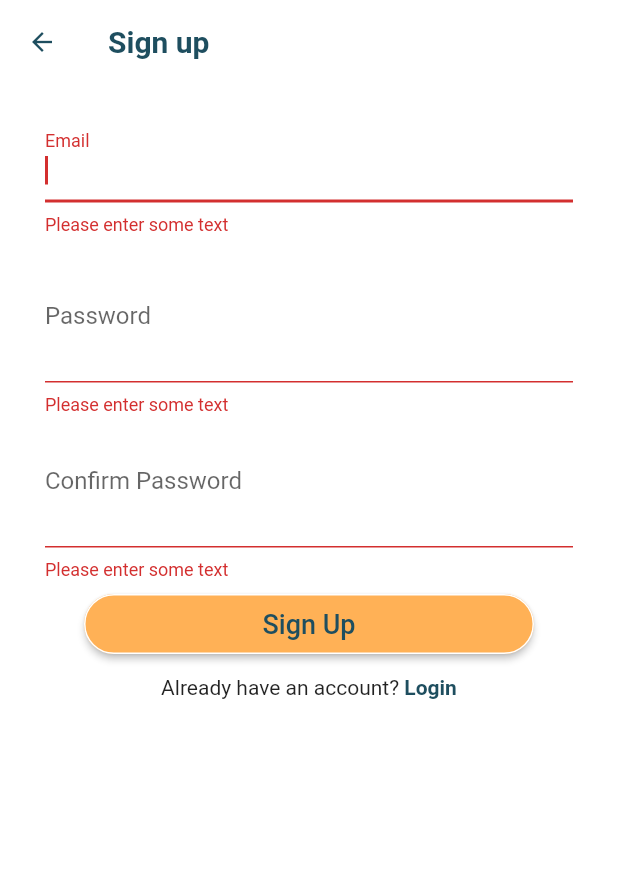
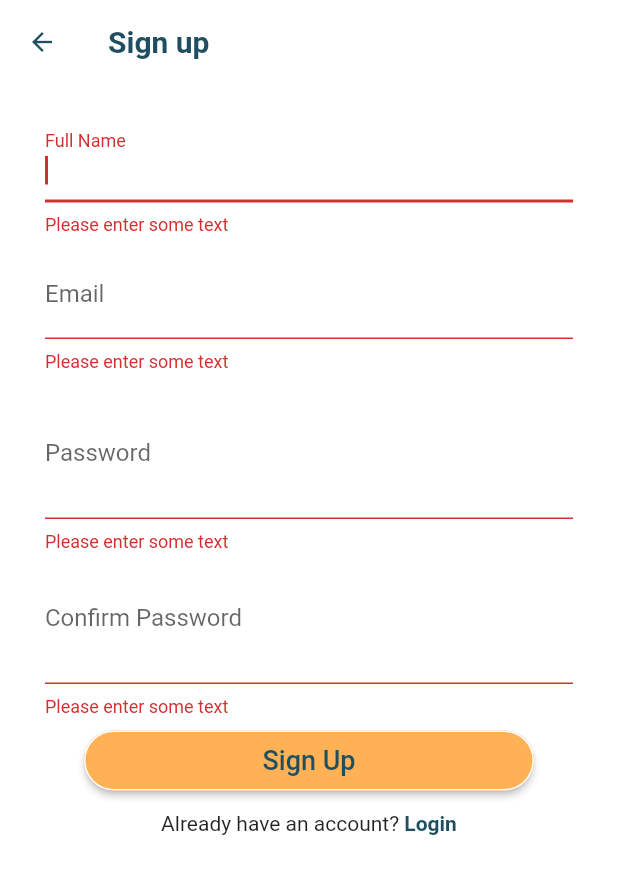
Before and after one commit to SamihaHussein2/Task-it-mobile-project, a Flutter app: the Signup screen opened directly, after a tap on "Sign Up", on a phone screen of 412 x 824 dp. Shown: the top 874 px of the screen. Run offline on Flutter 3.47's test engine with Material 2 defaults, Android fonts, the phone set to English and light mode, and no system bars; our stand-ins replace cloud_firestore, dotted_border, email_validator, firebase_auth, firebase_core, flutter_slidable and 3 more; accounts and stored records are empty.

```diff
--- a/task_it/lib/models/user.dart
+++ b/task_it/lib/models/user.dart
@@ -1,4 +1,4 @@
-class User {
+class UserData {
   String uid;
   String? email;
 
@@ -6,5 +6,5 @@ class User {
   //String password;
   //int points = 0;
 
-  User(this.uid, this.email);
+  UserData(this.uid, this.email);
 }
--- a/task_it/lib/screens/Intro/signup.dart
+++ b/task_it/lib/screens/Intro/signup.dart
@@ -1,6 +1,9 @@
+import 'package:cloud_firestore/cloud_firestore.dart';
+import 'package:firebase_auth/firebase_auth.dart';
 import 'package:flutter/gestures.dart';
 import 'package:flutter/material.dart';
 import 'package:provider/provider.dart';
+//import 'package:task_it/models/user.dart';
 import 'package:task_it/provider/Auth_service.dart';
 import '/constants/custom_colors.dart';
 import '/screens/Intro/appbar_register.dart';
@@ -35,6 +38,7 @@ class Signupform extends StatefulWidget {
 class _SignupformState extends State<Signupform> {
   final _formKey = GlobalKey<FormState>();
 
+  final TextEditingController name = TextEditingController();
   final TextEditingController email = TextEditingController();
   final TextEditingController password = TextEditingController();
   final TextEditingController confirm = TextEditingController();
@@ -64,36 +68,28 @@ class _SignupformState extends State<Signupform> {
                     key: _formKey,
                     child: Column(
                       children: [
-                        // TextFormField(
-                        //   //maxLength: 20,
-                        //   autofocus: true,
-                        //   validator: (val) {
-                        //     if (val == null || val.isEmpty) {
-                        //       return 'Please enter some text';
-                        //     }
-                        //     return null;
-                        //   },
-                        //   decoration: InputDecoration(
-                        //     labelText: "Full Name",
-                        //     fillColor: Color(0xff2179ae),
-                        //     prefixIcon: Icon(
-                        //       Icons.person,
-                        //       color: CustomColors.Midnight,
-                        //     ),
-                        //     enabledBorder: UnderlineInputBorder(
-                        //       borderSide:
-                        //           BorderSide(color: CustomColors.YellowOrange),
-                        //     ),
-                        //   ),
-                        // ),
-                        // SizedBox(
-                        //   height: 10,
-                        // ),
-                        // Image.asset(
-                        //   "assets/logo/logo-final.png",
-                        //   height: 140,
-                        //   width: 100,
-                        // ),
+                        TextFormField(
+                          controller: name,
+                          //maxLength: 20,
+                          autofocus: true,
+                          validator: (val) {
+                            if (val == null || val.isEmpty) {
+                              return 'Please enter some text';
+                            }
+                            return null;
+                          },
+                          decoration: InputDecoration(
+                            labelText: "Full Name",
+                            fillColor: Color(0xff2179ae),
+                            enabledBorder: UnderlineInputBorder(
+                              borderSide:
+                                  BorderSide(color: CustomColors.YellowOrange),
+                            ),
+                          ),
+                        ),
+                        SizedBox(
+                          height: 10,
+                        ),
                         TextFormField(
                           controller: email,
                           autofocus: true,
@@ -206,17 +202,31 @@ class _SignupformState extends State<Signupform> {
                                       email.text.trim(),
                                       password.text.trim(),
                                     );
-                                print(check.toString());
+                                print(check);
                                 final snackBar = SnackBar(
                                   content: Text(check.toString()),
                                 );
                                 ScaffoldMessenger.of(context)
                                     .showSnackBar(snackBar);
+                                print(check.toString());
 
                                 if (check.toString() == "Signed Up") {
+                                  User? user =
+                                      FirebaseAuth.instance.currentUser;
+                                  FirebaseFirestore.instance
+                                      .collection("users")
+                                      .doc(user?.uid)
+                                      .set({
+                                    'uid': user?.uid,
+                                    'name': name.text,
+                                    'email': email.text,
+                                    'password': password.text
+                                  });
+
                                   Navigator.push(
                                       context,
                                       MaterialPageRoute(
+                                          //change page to the homepage
                                           builder: (context) => Login()));
                                 }
                               } else {
```
Also changed, not shown: task_it/lib/provider/currentUser.dart (+38 -38 lines), task_it/lib/screens/navscreens/main_page.dart (+41 -11 lines), task_it/lib/screens/user_account.dart (+28 -5 lines), task_it/lib/services/firestore_services.dart (+13 -6 lines).
